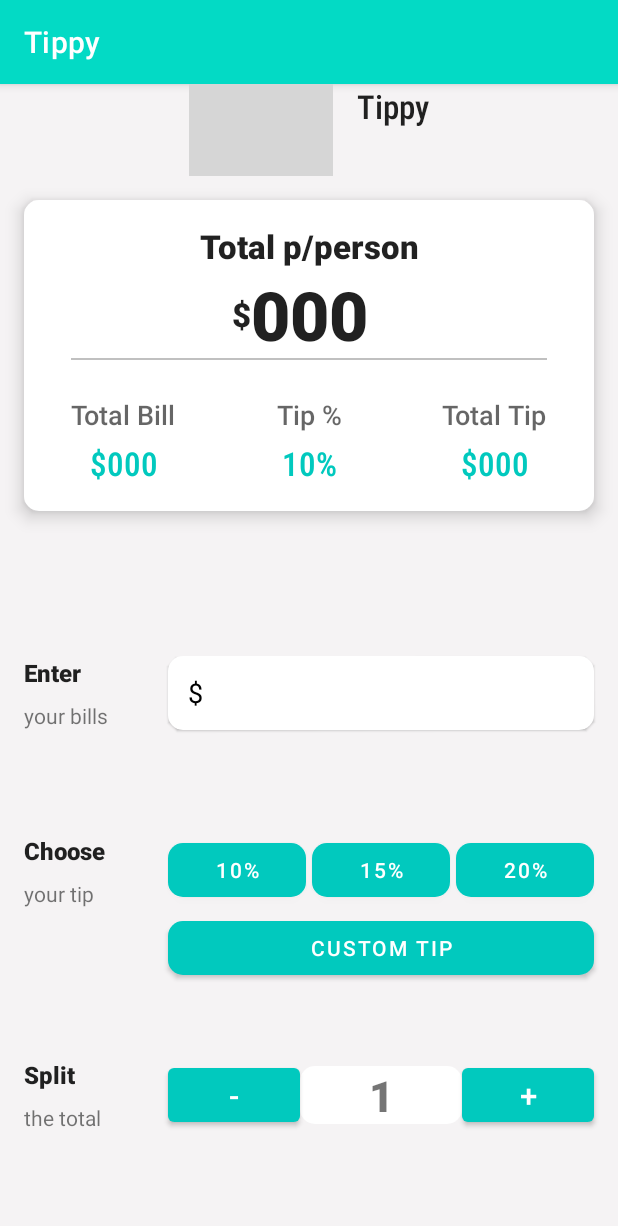
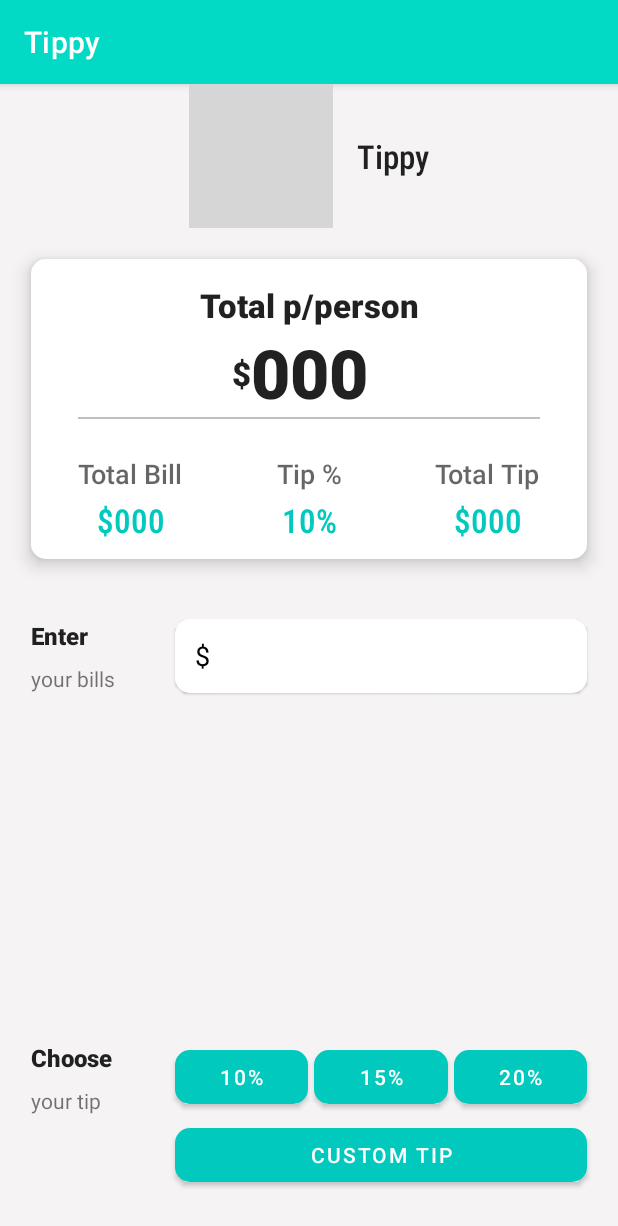
Before and after one commit to pratyaksh123/Tippy, an Android app: the screen it shows after launch (MainActivity), on a phone screen of 412 x 824 dp. Shown: the top 1226 px of the screen. Run offline under Robolectric (Android 15) with nearby library versions, the phone set to English and light mode, and no system bars; our stand-ins replace sdp/ssp sizes; grey boxes are pictures that could not be loaded.

Commit message:
Improve UI

```diff
--- a/app/src/main/java/com/example/tipcalculator/MainActivity.kt
+++ b/app/src/main/java/com/example/tipcalculator/MainActivity.kt
@@ -136,7 +136,7 @@ class MainActivity : AppCompatActivity() {
         }
 
         if(foundSpecialChars){
-            Toast.makeText(this, "Special Characters are not allowed bitch!", Toast.LENGTH_SHORT).show()
+            Toast.makeText(this, getString(R.string.SpecCharWarning), Toast.LENGTH_SHORT).show()
             resetField()
             etBaseAmount.text.clear()
             return
--- a/app/src/main/res/layout/activity_main.xml
+++ b/app/src/main/res/layout/activity_main.xml
@@ -46,11 +46,11 @@
         <View
             android:id="@+id/vDisplayCost"
             android:layout_width="0dp"
-            android:layout_height="0dp"
-            android:layout_margin="16dp"
+            android:layout_height="200dp"
+            android:layout_marginTop="@dimen/_16sdp"
+            android:layout_marginHorizontal="@dimen/_16sdp"
             android:background="@drawable/rounded_box"
             android:elevation="7dp"
-            app:layout_constraintHeight_percent=".27"
             app:layout_constraintLeft_toLeftOf="parent"
             app:layout_constraintRight_toRightOf="parent"
             app:layout_constraintTop_toBottomOf="@+id/guideline1" />
@@ -135,7 +135,7 @@
             android:id="@+id/tvTotalAmount"
             android:layout_width="wrap_content"
             android:layout_height="wrap_content"
-            android:layout_marginTop="4dp"
+            android:layout_marginTop="8dp"
             android:layout_marginBottom="16dp"
             android:elevation="10dp"
             android:fontFamily="sans-serif-condensed-medium"
@@ -211,11 +211,11 @@
             android:id="@+id/tvEnterLabel"
             android:layout_width="wrap_content"
             android:layout_height="wrap_content"
+            android:layout_marginTop="40dp"
             android:text="Enter"
             android:textAppearance="@style/TextAppearance.AppCompat.Body2"
             android:textSize="16sp"
             android:textStyle="bold"
-            app:layout_constraintBottom_toTopOf="@+id/tvChooseLabel"
             app:layout_constraintStart_toStartOf="@+id/vDisplayCost"
             app:layout_constraintTop_toBottomOf="@+id/vDisplayCost"
             app:layout_constraintVertical_chainStyle="spread" />
@@ -245,7 +245,6 @@
             android:id="@+id/tvSplitLabel"
             android:layout_width="wrap_content"
             android:layout_height="wrap_content"
-            android:layout_marginTop="@dimen/_24sdp"
             android:text="Split"
             android:textAppearance="@style/TextAppearance.AppCompat.Body2"
             android:textSize="16sp"
--- a/app/src/main/res/values/strings.xml
+++ b/app/src/main/res/values/strings.xml
@@ -7,4 +7,5 @@
     <string name="total_bill">Total Bill</string>
     <string name="total_tip">Total Tip</string>
     <string name="_000">000</string>
+    <string name="SpecCharWarning">Special characters are not allowed!</string>
 </resources>
```
